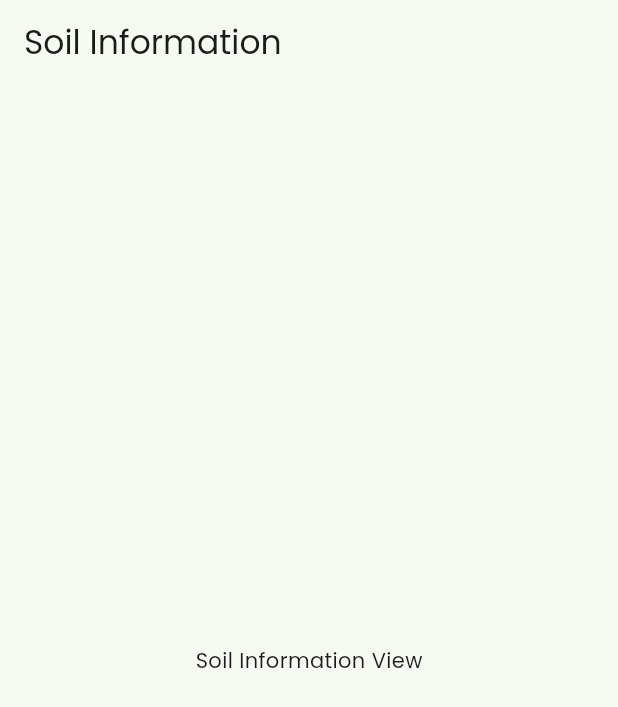
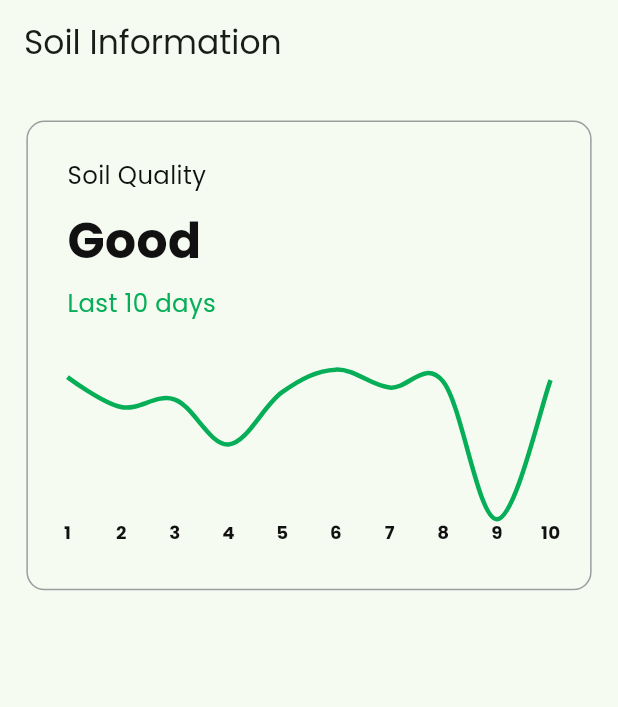
Before and after one commit to Smart-Farming-Graduation-Project/Mobile, a Flutter app: the SoilInfoView screen opened by its route, on a phone screen of 412 x 824 dp. Shown: the top 707 px of the screen. Run offline on Flutter 3.47's test engine with Material 3 defaults, Android fonts, the phone set to English and light mode, and no system bars; drawn by our look-alikes of fl_chart; our stand-ins replace badges, carousel_slider, dartz, dio, equatable, firebase_core and 22 more; missing offline and left inert: flutter_facebook_auth, onboarding_animation; accounts and stored records are empty.

Commit message:
feat: Add fl_chart dependency and enhance text styles
- Added fl_chart package to dependencies in pubspec.yaml.
- Updated pubspec.lock to include fl_chart version 1.0.0.
- Introduced new text styles in app_text_styles.dart for improved UI consistency, including font16GreenRegular, font24BlackRegular, and font32BlackBold.
- Refactored SoilInfoView to utilize SoilInfoLoadedViewBody for better structure.
- Updated forgot password dialog to use the new font24BlackRegular style.

```diff
--- a/lib/core/theme/app_text_styles.dart
+++ b/lib/core/theme/app_text_styles.dart
@@ -61,6 +61,12 @@ abstract class AppTextStyles {
   static TextStyle font16GreenBold = TextStyle(
     fontSize: 16.sp,
     fontWeight: FontWeightHelper.bold,
+    color: AppColors.kPrimaryColor,
+  );
+
+  static TextStyle font16GreenRegular = TextStyle(
+    fontSize: 16.sp,
+    fontWeight: FontWeightHelper.regular,
     color: AppColors.kPrimaryColor,
   );
 
@@ -168,7 +174,13 @@ abstract class AppTextStyles {
     fontWeight: FontWeightHelper.regular,
   );
 
-  static TextStyle font24 = TextStyle(
+  static TextStyle font24BlackRegular = TextStyle(
+    fontSize: 24.sp,
+    fontWeight: FontWeightHelper.regular,
+    color: AppColors.kBlackColor,
+  );
+
+ static TextStyle font24 = TextStyle(
     fontSize: 24.sp,
     fontWeight: FontWeightHelper.regular,
   );
@@ -184,7 +196,13 @@ abstract class AppTextStyles {
     color: AppColors.kBlackColor,
   );
 
-  static TextStyle font32 = TextStyle(
+  static TextStyle font32BlackBold = TextStyle(
+    fontSize: 32.sp,
+    fontWeight: FontWeightHelper.bold,
+    color: AppColors.kBlackColor,
+  );
+
+ static TextStyle font32 = TextStyle(
     fontSize: 32.sp,
     fontWeight: FontWeightHelper.regular,
   );
--- a/lib/features/farmer/soil_info/presentation/views/soil_info_view.dart
+++ b/lib/features/farmer/soil_info/presentation/views/soil_info_view.dart
@@ -1,3 +1,4 @@
+import 'package:crop_guard/features/farmer/soil_info/presentation/views/widgets/soil_info_loaded_view_body.dart';
 import 'package:flutter/material.dart';
 
 class SoilInfoView extends StatelessWidget {
@@ -9,9 +10,7 @@ class SoilInfoView extends StatelessWidget {
       appBar: AppBar(
         title: const Text('Soil Information'),
       ),
-      body: const Center(
-        child: Text('Soil Information View'),
-      ),
+      body: const SoilInfoLoadedViewBody(),
     );
   }
 }
--- /dev/null
+++ b/lib/features/farmer/soil_info/presentation/views/widgets/soil_chart.dart
@@ -0,0 +1,85 @@
+import 'package:crop_guard/core/theme/app_colors.dart';
+import 'package:crop_guard/core/theme/app_text_styles.dart';
+import 'package:fl_chart/fl_chart.dart';
+import 'package:flutter/material.dart';
+import 'package:flutter_screenutil/flutter_screenutil.dart';
+
+class SoilChart extends StatelessWidget {
+  const SoilChart({
+    super.key,
+  });
+
+  @override
+  Widget build(BuildContext context) {
+    return SizedBox(
+      height: 120.h,
+      child: LineChart(
+        LineChartData(
+          gridData: const FlGridData(show: false),
+          titlesData: FlTitlesData(
+            leftTitles: const AxisTitles(
+              sideTitles: SideTitles(showTitles: false),
+            ),
+            rightTitles: const AxisTitles(
+              sideTitles: SideTitles(showTitles: false),
+            ),
+            topTitles: const AxisTitles(
+              sideTitles: SideTitles(showTitles: false),
+            ),
+            bottomTitles: AxisTitles(
+              sideTitles: SideTitles(
+                showTitles: true,
+                interval: 1,
+                getTitlesWidget: (value, meta) {
+                  final days = [
+                    '1',
+                    '2',
+                    '3',
+                    '4',
+                    '5',
+                    '6',
+                    '7',
+                    '8',
+                    '9',
+                    '10'
+                  ];
+                  if (value >= 0 && value < days.length) {
+                    return Text(days[value.toInt()],
+                        style: AppTextStyles.font12BlackBold);
+                  }
+                  return const SizedBox.shrink();
+                },
+              ),
+            ),
+          ),
+          borderData: FlBorderData(show: false),
+          minX: 0,
+          maxX: 9,
+          minY: 0,
+          maxY: 100,
+          lineBarsData: [
+            LineChartBarData(
+              spots: [
+                const FlSpot(0, 95),
+                const FlSpot(1, 75),
+                const FlSpot(2, 80),
+                const FlSpot(3, 50),
+                const FlSpot(4, 85),
+                const FlSpot(5, 100),
+                const FlSpot(6, 88),
+                const FlSpot(7, 92),
+                const FlSpot(8, 0),
+                const FlSpot(9, 93),
+              ],
+              isCurved: true,
+              color: AppColors.kPrimaryColor,
+              barWidth: 3,
+              dotData: const FlDotData(show: false),
+              belowBarData: BarAreaData(show: false),
+            ),
+          ],
+        ),
+      ),
+    );
+  }
+}
--- /dev/null
+++ b/lib/features/farmer/soil_info/presentation/views/widgets/soil_info_loaded_view_body.dart
@@ -0,0 +1,19 @@
+import 'package:crop_guard/features/farmer/soil_info/presentation/views/widgets/soil_quality_card.dart';
+import 'package:flutter/material.dart';
+import 'package:flutter_screenutil/flutter_screenutil.dart';
+
+class SoilInfoLoadedViewBody extends StatelessWidget {
+  const SoilInfoLoadedViewBody({super.key});
+
+  @override
+  Widget build(BuildContext context) {
+    return Padding(
+      padding: EdgeInsets.symmetric(horizontal: 16.w),
+      child: const Column(
+        children: [
+          SoilQualityCard(),
+        ],
+      ),
+    );
+  }
+}
--- /dev/null
+++ b/lib/features/farmer/soil_info/presentation/views/widgets/soil_quality_card.dart
@@ -0,0 +1,36 @@
+import 'package:crop_guard/core/theme/app_colors.dart';
+import 'package:crop_guard/core/theme/app_text_styles.dart';
+import 'package:crop_guard/features/farmer/soil_info/presentation/views/widgets/soil_chart.dart';
+import 'package:flutter/material.dart';
+import 'package:flutter_screenutil/flutter_screenutil.dart';
+
+class SoilQualityCard extends StatelessWidget {
+  const SoilQualityCard({super.key});
+
+  @override
+  Widget build(BuildContext context) {
+    return Padding(
+      padding: EdgeInsets.symmetric(vertical: 24.h),
+      child: Container(
+        decoration: BoxDecoration(
+          borderRadius: BorderRadius.circular(12.r),
+          border: Border.all(color: AppColors.kGrayColor, width: 1),
+        ),
+        child: Padding(
+          padding: EdgeInsets.symmetric(horizontal: 24.w, vertical: 24.h),
+          child: Column(
+            crossAxisAlignment: CrossAxisAlignment.start,
+            spacing: 8.h,
+            children: [
+              Text('Soil Quality', style: AppTextStyles.font16BlackRegular),
+              Text('Good', style: AppTextStyles.font32BlackBold),
+              Text('Last 10 days', style: AppTextStyles.font16GreenRegular),
+              SizedBox(height: 16.h),
+              const SoilChart(),
+            ],
+          ),
+        ),
+      ),
+    );
+  }
+}
--- a/lib/features/welcome/auth/manger/helper/show_forgot_password_dialog.dart
+++ b/lib/features/welcome/auth/manger/helper/show_forgot_password_dialog.dart
@@ -26,7 +26,7 @@ void showForgotPasswordDialog(BuildContext context) {
               title: Align(
                 alignment: Alignment.center,
                 child: Text('Forgot Password',
-                    style: AppTextStyles.font24.copyWith(
+                    style: AppTextStyles.font24BlackRegular.copyWith(
                         fontWeight: FontWeight.bold,
                         color: AppColors.kDangerColor)),
               ),
--- a/pubspec.yaml
+++ b/pubspec.yaml
@@ -39,6 +39,7 @@ dependencies:
   equatable: ^2.0.7
   firebase_auth: ^5.5.1
   firebase_core: ^3.12.1
+  fl_chart: ^1.0.0
   flutter:
     sdk: flutter
   flutter_bloc: ^9.0.0
```
Also changed, not shown: pubspec.lock.
